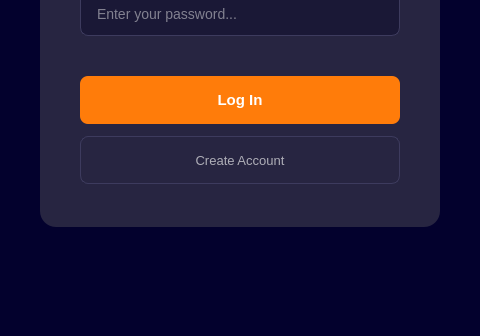
Above: src/ui/login/login.ui from DIDimov24/Aethera before the change; both pictures show x 260 to 740 and y 414 to 750 of the 1000 by 750 pixel window. Below: the same form after it.
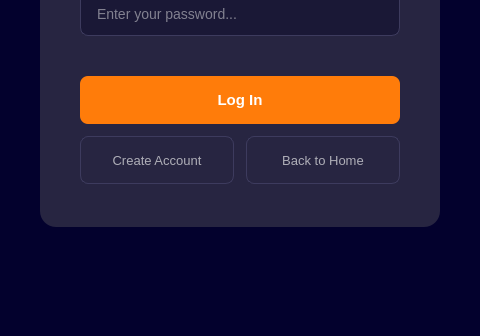
That is the form after the change.

Commit message: Add back to home page button to login/register and refactor home files

The edit to the form file:
```diff
--- a/src/ui/login/login.ui
+++ b/src/ui/login/login.ui
@@ -102,6 +102,20 @@
     color: #FFFFFF;
 }
  
+QPushButton#buttonBackHome {
+    background-color: transparent;
+    color: #AEAEB7;
+    font-size: 13px;
+    border: 1px solid #3D3B5E;
+    border-radius: 8px;
+    padding: 12px;
+}
+ 
+QPushButton#buttonBackHome:hover {
+    background-color: #302F4B;
+    color: #FFFFFF;
+}
+ 
 QLabel#labelError {
     color: #FF6B6B;
     font-size: 12px;
@@ -235,7 +249,7 @@
       <rect>
        <x>40</x>
        <y>400</y>
-       <width>320</width>
+       <width>154</width>
        <height>48</height>
       </rect>
      </property>
@@ -243,6 +257,19 @@
       <string>Create Account</string>
      </property>
     </widget>
+    <widget class="QPushButton" name="buttonBackHome">
+     <property name="geometry">
+      <rect>
+       <x>206</x>
+       <y>400</y>
+       <width>154</width>
+       <height>48</height>
+      </rect>
+     </property>
+     <property name="text">
+      <string>Back to Home</string>
+     </property>
+    </widget>
    </widget>
   </widget>
 </widget>
```
Left out of the diff: 2 changed lines with no effect on the pictures. The commit also changes 11 other files.
